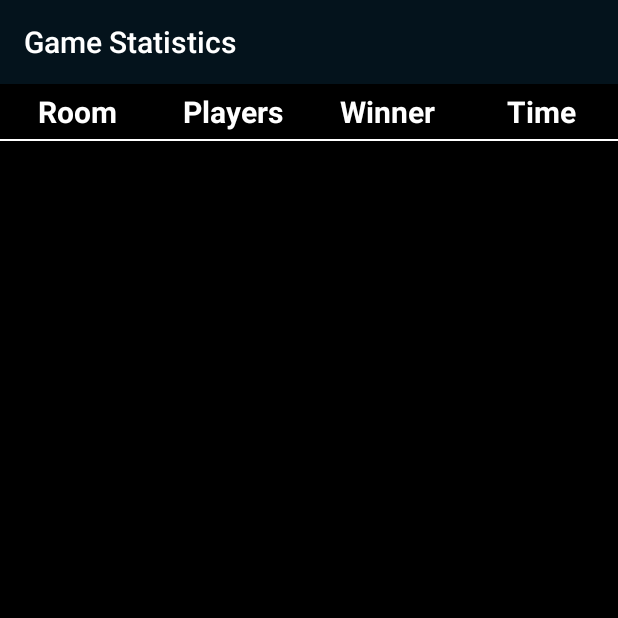
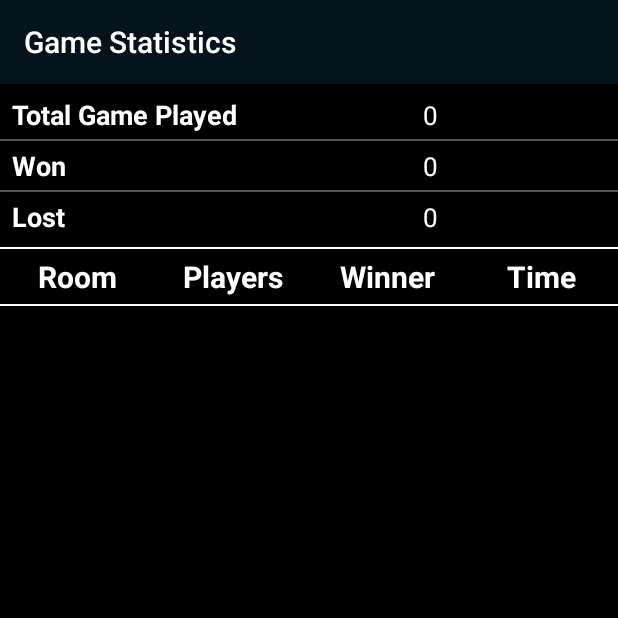
Before and after one commit to himanshu-bhargava/Bingo, an Android app: the GameStats screen opened directly, with no data from a screen before it, on a phone screen of 412 x 824 dp, the top half of it. Run offline under Robolectric (Android 15) with nearby library versions, the phone set to English and light mode, and no system bars.

Commit message:
Updated the stat screen

```diff
--- a/app/build.gradle
+++ b/app/build.gradle
@@ -11,8 +11,8 @@ android {
         applicationId "com.sb.play.bingo"
         minSdkVersion 21
         targetSdkVersion 30
-        versionCode 10
-        versionName "1.5"
+        versionCode 11
+        versionName "1.6"
 
         testInstrumentationRunner "androidx.test.runner.AndroidJUnitRunner"
     }
--- a/app/src/main/java/com/sb/play/bingo/GameStats.java
+++ b/app/src/main/java/com/sb/play/bingo/GameStats.java
@@ -4,6 +4,9 @@ import android.database.Cursor;
 import android.database.sqlite.SQLiteDatabase;
 import android.os.Bundle;
 import android.util.Log;
+import android.view.View;
+import android.widget.TableLayout;
+import android.widget.TextView;
 
 import com.sb.play.adaptor.StatAdaptor;
 import com.sb.play.bingo.models.Stat;
@@ -19,14 +22,42 @@ import androidx.recyclerview.widget.RecyclerView;
 
 public class GameStats extends AppCompatActivity {
 
+    private TableLayout overallStatView;
+    private TextView totalTextView;
+    private TextView wonTextView;
+    private TextView lostTextView;
+
     @Override
     protected void onCreate(Bundle savedInstanceState) {
         super.onCreate(savedInstanceState);
         setContentView(R.layout.activity_game_stats);
         getSupportActionBar().setTitle("Game Statistics");
+
+        overallStatView = findViewById(R.id.overallStatView);
+        totalTextView = findViewById(R.id.totalTextView);
+        wonTextView = findViewById(R.id.wonTextView);
+        lostTextView = findViewById(R.id.lostTextView);
+        SQLiteDatabase bingoDatabase = BingoUtil.getDatabase(this);
+        try {
+            Cursor c = bingoDatabase.rawQuery(String.format("SELECT COUNT(*) FROM %s", Constants.DbConstants.TABLE_NAME), null);
+            c.moveToNext();
+            long total = c.getLong(0);
+
+            c = bingoDatabase.rawQuery(String.format("SELECT COUNT(*) FROM %s where winner='%s'",
+                    Constants.DbConstants.TABLE_NAME, "You"), null);
+            c.moveToNext();
+            long won = c.getLong(0);
+
+            totalTextView.setText(String.valueOf(total));
+            wonTextView.setText(String.valueOf(won));
+            lostTextView.setText(String.valueOf(total - won));
+        } catch (Exception e) {
+            Log.e("Error", "onCreate: Could not calculate the overall stat", e);
+            overallStatView.setVisibility(View.GONE);
+        }
+
         List<Stat> statList = new ArrayList<>();
         try {
-            SQLiteDatabase bingoDatabase = BingoUtil.getDatabase(this);
             Cursor c = bingoDatabase.rawQuery(String.format("SELECT * FROM %s ORDER BY %s DESC LIMIT 200",
                     Constants.DbConstants.TABLE_NAME,
                     Constants.DbConstants.ROOM_ID_COLUMN), null);
--- a/app/src/main/res/layout/activity_game_stats.xml
+++ b/app/src/main/res/layout/activity_game_stats.xml
@@ -10,6 +10,113 @@
         android:layout_width="match_parent"
         android:layout_height="match_parent"
         android:orientation="vertical">
+
+        <TableLayout
+            android:id="@+id/overallStatView"
+            android:layout_width="match_parent"
+            android:layout_height="wrap_content"
+            android:layout_marginTop="4dp"
+            android:layout_marginBottom="4dp">
+
+            <TableRow
+                android:layout_width="match_parent"
+                android:layout_height="match_parent">
+
+                <TextView
+                    android:id="@+id/totalStaticTextView"
+                    android:layout_width="match_parent"
+                    android:layout_height="wrap_content"
+                    android:layout_weight="1"
+                    android:padding="4dp"
+                    android:paddingStart="8dp"
+                    android:text="Total Game Played"
+                    android:textColor="#FFFFFF"
+                    android:textSize="18sp"
+                    android:textStyle="bold" />
+
+                <TextView
+                    android:id="@+id/totalTextView"
+                    android:layout_width="match_parent"
+                    android:layout_height="wrap_content"
+                    android:layout_weight="1"
+                    android:padding="4dp"
+                    android:text="0"
+                    android:textColor="#FFFFFF"
+                    android:textSize="17sp" />
+            </TableRow>
+            <View
+                android:id="@+id/dividerTwo"
+                android:layout_width="match_parent"
+                android:layout_height="1dp"
+                android:layout_weight="1"
+                android:background="#575454" />
+            <TableRow
+                android:layout_width="match_parent"
+                android:layout_height="match_parent">
+
+                <TextView
+                    android:id="@+id/wonStaticTextView"
+                    android:layout_width="match_parent"
+                    android:layout_height="wrap_content"
+                    android:layout_weight="1"
+                    android:padding="4dp"
+                    android:paddingStart="8dp"
+                    android:text="Won"
+                    android:textColor="#FFFFFF"
+                    android:textSize="18sp"
+                    android:textStyle="bold" />
+
+                <TextView
+                    android:id="@+id/wonTextView"
+                    android:layout_width="match_parent"
+                    android:layout_height="wrap_content"
+                    android:layout_weight="1"
+                    android:padding="4dp"
+                    android:text="0"
+                    android:textColor="#FFFFFF"
+                    android:textSize="17sp" />
+            </TableRow>
+            <View
+                android:id="@+id/dividerOne"
+                android:layout_width="match_parent"
+                android:layout_height="1dp"
+                android:layout_weight="1"
+                android:background="#575454" />
+            <TableRow
+                android:layout_width="match_parent"
+                android:layout_height="match_parent">
+
+                <TextView
+                    android:id="@+id/lostStaticTextView"
+                    android:layout_width="match_parent"
+                    android:layout_height="wrap_content"
+                    android:layout_weight="1"
+                    android:padding="4dp"
+                    android:paddingStart="8dp"
+                    android:text="Lost"
+                    android:textColor="#FFFFFF"
+                    android:textSize="18sp"
+                    android:textStyle="bold" />
+
+                <TextView
+                    android:id="@+id/lostTextView"
+                    android:layout_width="match_parent"
+                    android:layout_height="wrap_content"
+                    android:layout_weight="1"
+                    android:padding="4dp"
+                    android:text="0"
+                    android:textColor="#FFFFFF"
+                    android:textSize="17sp" />
+            </TableRow>
+
+        </TableLayout>
+
+        <View
+            android:id="@+id/divider4"
+            android:layout_width="match_parent"
+            android:layout_height="1dp"
+            android:background="#FFFFFF"
+            android:backgroundTint="#FFFFFF" />
 
         <LinearLayout
             android:id="@+id/linearLayout"
@@ -85,6 +192,7 @@
             android:id="@+id/statsLayout"
             android:layout_width="match_parent"
             android:layout_height="wrap_content" />
+
     </LinearLayout>
 
 </androidx.constraintlayout.widget.ConstraintLayout>
```
